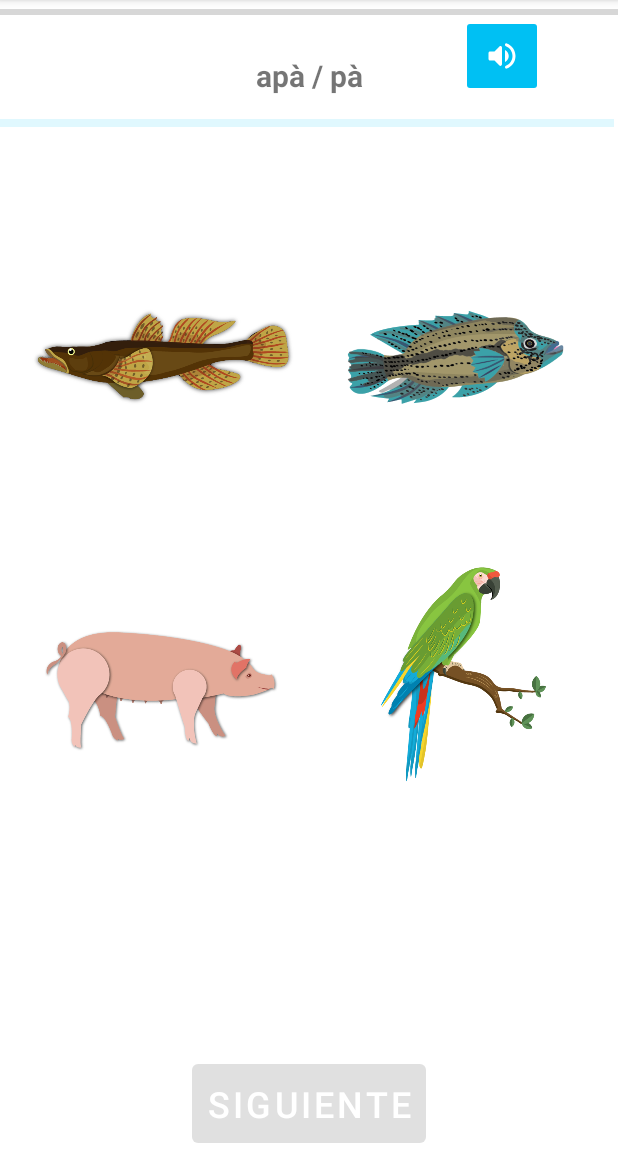
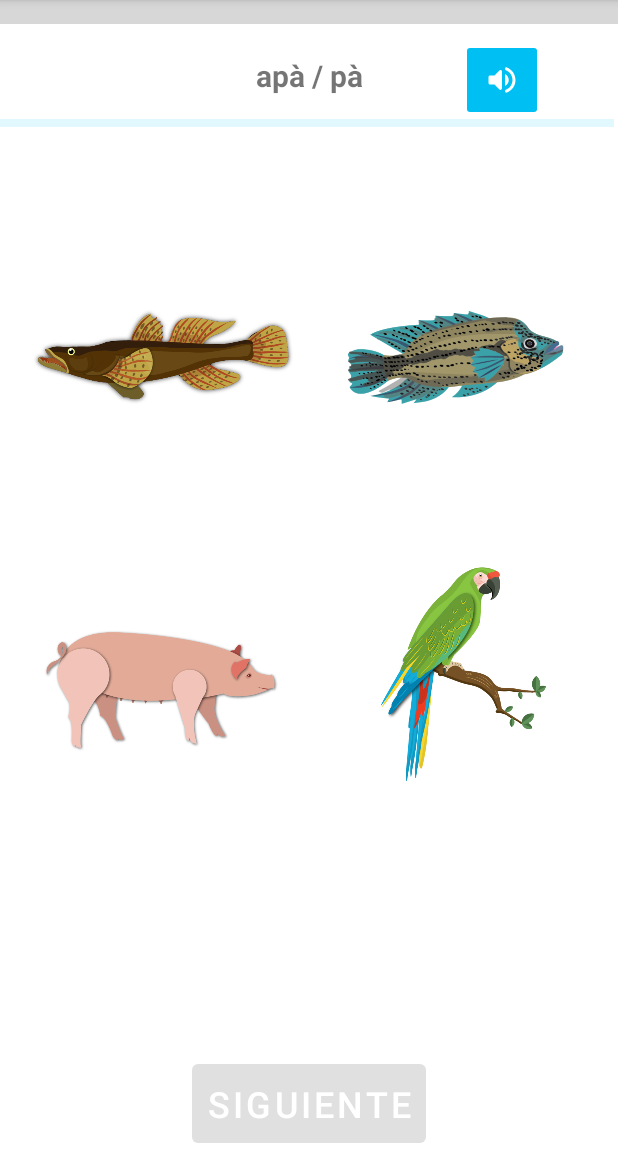
Before and after one commit to isabelafrr06/bribriUCR, an Android app: the screen it shows after launch (ImageMatch), after a tap on "Animales", on a phone screen of 412 x 824 dp, the part 84-1236 px from its top. Run offline under Robolectric (Android 15) with nearby library versions, the phone set to English and light mode, and no system bars.

Commit message:
Visual changes

```diff
--- a/app/src/main/res/layout/activity_image_match.xml
+++ b/app/src/main/res/layout/activity_image_match.xml
@@ -12,7 +12,7 @@
         android:layout_height="wrap_content"
         android:max="100"
         android:progress="0"
-        style="@style/Widget.AppCompat.ProgressBar.Horizontal"
+        android:scaleY="4"  style="@style/Widget.AppCompat.ProgressBar.Horizontal"
         app:layout_constraintTop_toTopOf="parent"
         app:layout_constraintStart_toStartOf="parent"
         app:layout_constraintEnd_toEndOf="parent" />
@@ -34,16 +34,16 @@
         android:id="@+id/sound_button"
         android:layout_width="wrap_content"
         android:layout_height="wrap_content"
-        android:layout_gravity="center_horizontal"
+        android:layout_gravity="center"
         android:layout_margin="10dp"
         android:backgroundTint="?attr/colorPrimary"
         android:contentDescription="@string/sonido"
         android:padding="15dp"
         android:src="@drawable/ic_sound_24"
-        app:tint="?attr/colorOnPrimary"
         app:layout_constraintEnd_toEndOf="parent"
         app:layout_constraintStart_toEndOf="@+id/text_to_guess"
-        app:layout_constraintTop_toTopOf="parent" />
+        app:layout_constraintTop_toBottomOf="@id/progress_bar"
+        app:tint="?attr/colorOnPrimary" />
 
     <androidx.constraintlayout.widget.ConstraintLayout
         android:id="@+id/constraintLayout"
--- a/app/src/main/res/layout/card_topic.xml
+++ b/app/src/main/res/layout/card_topic.xml
@@ -15,7 +15,7 @@
     <androidx.constraintlayout.widget.ConstraintLayout
         android:id="@+id/constraintLayout2"
         android:layout_width="390dp"
-        android:layout_height="120dp"
+        android:layout_height="135dp"
         android:background="?attr/colorOnPrimary"
         android:orientation="horizontal"
         android:padding="10dp">
--- a/app/src/main/res/layout/fragment_home.xml
+++ b/app/src/main/res/layout/fragment_home.xml
@@ -24,7 +24,7 @@
         <androidx.constraintlayout.widget.ConstraintLayout
             android:id="@+id/constraintLayout2"
             android:layout_width="390dp"
-            android:layout_height="120dp"
+            android:layout_height="135dp"
             android:background="@color/white"
             android:orientation="horizontal"
             android:padding="10dp">
--- a/app/src/main/res/layout/fragment_learn.xml
+++ b/app/src/main/res/layout/fragment_learn.xml
@@ -26,6 +26,8 @@
         android:layout_width="0dp"
         android:layout_height="0dp"
         android:clipToPadding="false"
+        android:scrollbars="vertical"
+        android:fadeScrollbars="false"
         app:layoutManager="androidx.recyclerview.widget.LinearLayoutManager"
         app:layout_constraintBottom_toBottomOf="parent"
         app:layout_constraintLeft_toLeftOf="parent"
```
